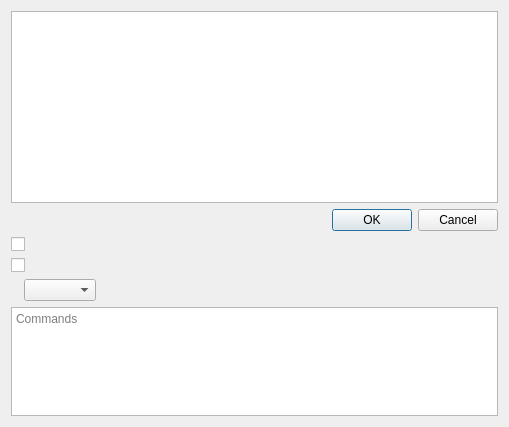
Above: src/tasksdialog.ui from Shatur/orson before the change. Below: the same form after it.
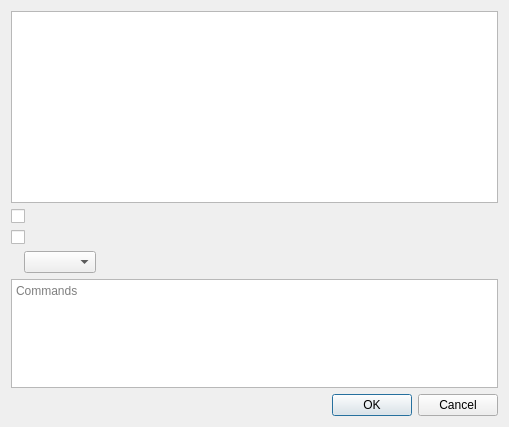
That is the form after the change. Icons and pictures are not drawn. Custom widgets are drawn as their Qt base class.

Commit message: Use dialog buttons buttons position

Patch:
```diff
--- a/src/tasksdialog.ui
+++ b/src/tasksdialog.ui
@@ -31,16 +31,6 @@
      </property>
     </widget>
    </item>
-   <item>
-    <widget class="QDialogButtonBox" name="buttonBox">
-     <property name="orientation">
-      <enum>Qt::Horizontal</enum>
-     </property>
-     <property name="standardButtons">
-      <set>QDialogButtonBox::Cancel|QDialogButtonBox::Ok</set>
-     </property>
-    </widget>
-   </item>
    <item>
     <widget class="QCheckBox" name="noConfirmCheckBox"/>
    </item>
@@ -80,6 +70,16 @@
      </property>
     </widget>
    </item>
+   <item>
+    <widget class="QDialogButtonBox" name="buttonBox">
+     <property name="orientation">
+      <enum>Qt::Horizontal</enum>
+     </property>
+     <property name="standardButtons">
+      <set>QDialogButtonBox::Cancel|QDialogButtonBox::Ok</set>
+     </property>
+    </widget>
+   </item>
   </layout>
  </widget>
  <customwidgets>
```
